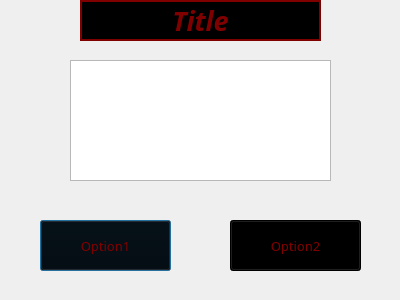
Old version of the form scenariobox.ui in the repository Willieodwyer/Zork.
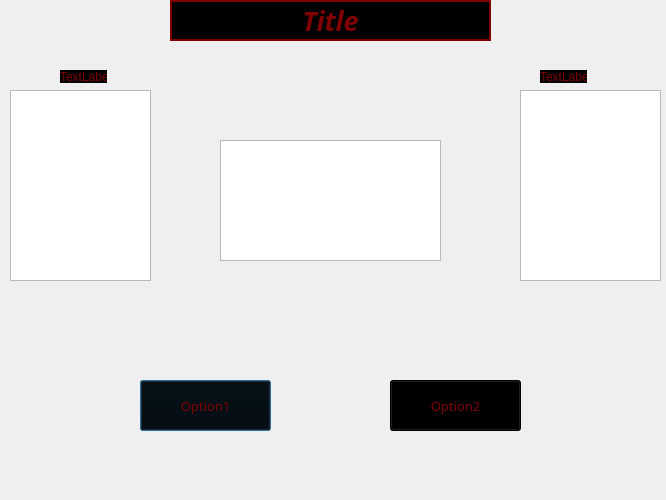
New version of the form. Icons and pictures are not drawn.

Commit message: changed scenario box

```diff
--- a/scenariobox.ui
+++ b/scenariobox.ui
@@ -6,20 +6,20 @@
    <rect>
     <x>0</x>
     <y>0</y>
-    <width>400</width>
-    <height>300</height>
+    <width>666</width>
+    <height>500</height>
    </rect>
   </property>
   <property name="minimumSize">
    <size>
-    <width>400</width>
-    <height>300</height>
+    <width>666</width>
+    <height>500</height>
    </size>
   </property>
   <property name="maximumSize">
    <size>
-    <width>400</width>
-    <height>300</height>
+    <width>666</width>
+    <height>500</height>
    </size>
   </property>
   <property name="windowTitle">
@@ -35,9 +35,9 @@
   <widget class="QLabel" name="lblTitle">
    <property name="geometry">
     <rect>
-     <x>80</x>
+     <x>170</x>
      <y>0</y>
-     <width>241</width>
+     <width>321</width>
      <height>41</height>
     </rect>
    </property>
@@ -72,8 +72,8 @@
   <widget class="QPushButton" name="btnOptionA">
    <property name="geometry">
     <rect>
-     <x>40</x>
-     <y>220</y>
+     <x>140</x>
+     <y>380</y>
      <width>131</width>
      <height>51</height>
     </rect>
@@ -91,8 +91,8 @@
   <widget class="QPushButton" name="btnOptionB">
    <property name="geometry">
     <rect>
-     <x>230</x>
-     <y>220</y>
+     <x>390</x>
+     <y>380</y>
      <width>131</width>
      <height>51</height>
     </rect>
@@ -110,9 +110,9 @@
   <widget class="QTextBrowser" name="txtDescription">
    <property name="geometry">
     <rect>
-     <x>70</x>
-     <y>60</y>
-     <width>261</width>
+     <x>220</x>
+     <y>140</y>
+     <width>221</width>
      <height>121</height>
     </rect>
    </property>
@@ -124,6 +124,66 @@
     </font>
    </property>
   </widget>
+  <widget class="QLabel" name="label">
+   <property name="geometry">
+    <rect>
+     <x>540</x>
+     <y>70</y>
+     <width>47</width>
+     <height>13</height>
+    </rect>
+   </property>
+   <property name="text">
+    <string>TextLabel</string>
+   </property>
+  </widget>
+  <widget class="QLabel" name="label_2">
+   <property name="geometry">
+    <rect>
+     <x>60</x>
+     <y>70</y>
+     <width>47</width>
+     <height>13</height>
+    </rect>
+   </property>
+   <property name="text">
+    <string>TextLabel</string>
+   </property>
+  </widget>
+  <widget class="QTextBrowser" name="txtDescription_3">
+   <property name="geometry">
+    <rect>
+     <x>10</x>
+     <y>90</y>
+     <width>141</width>
+     <height>191</height>
+    </rect>
+   </property>
+   <property name="font">
+    <font>
+     <family>Showcard Gothic</family>
+     <pointsize>10</pointsize>
+     <italic>true</italic>
+    </font>
+   </property>
+  </widget>
+  <widget class="QTextBrowser" name="txtDescription_4">
+   <property name="geometry">
+    <rect>
+     <x>520</x>
+     <y>90</y>
+     <width>141</width>
+     <height>191</height>
+    </rect>
+   </property>
+   <property name="font">
+    <font>
+     <family>Showcard Gothic</family>
+     <pointsize>10</pointsize>
+     <italic>true</italic>
+    </font>
+   </property>
+  </widget>
  </widget>
  <resources/>
  <connections/>
```
The commit also changes 2 other files.
